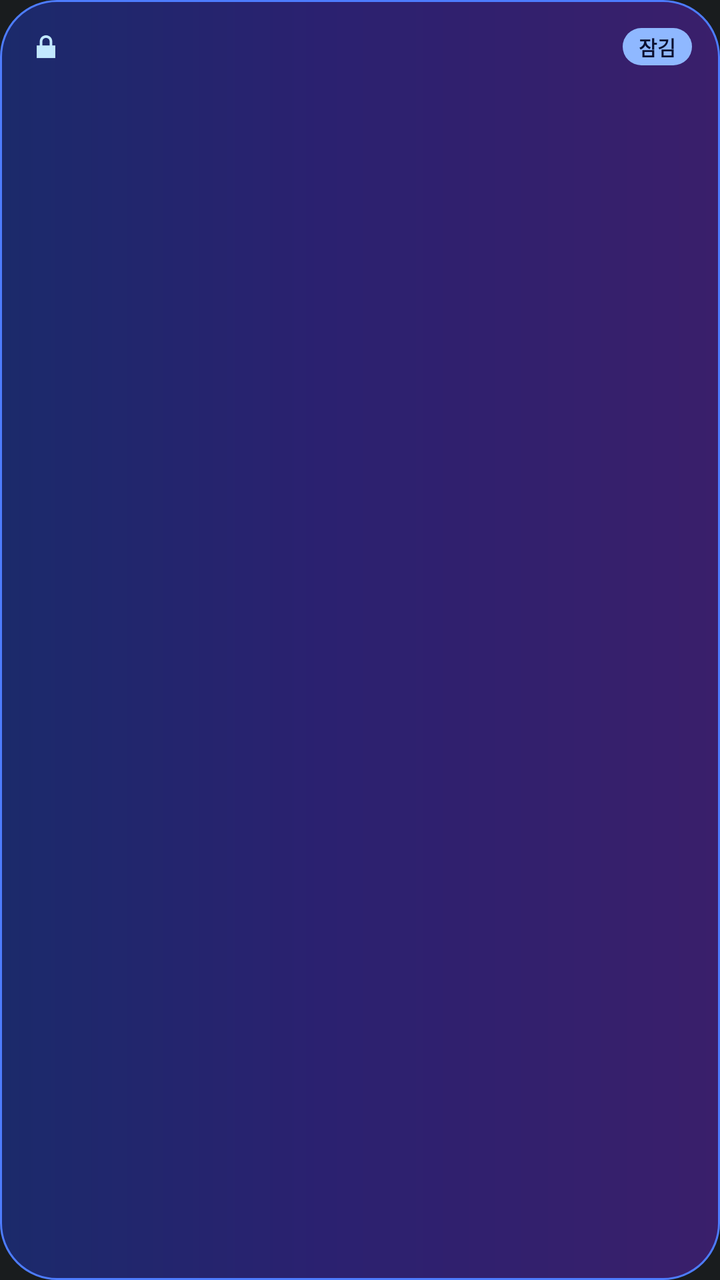
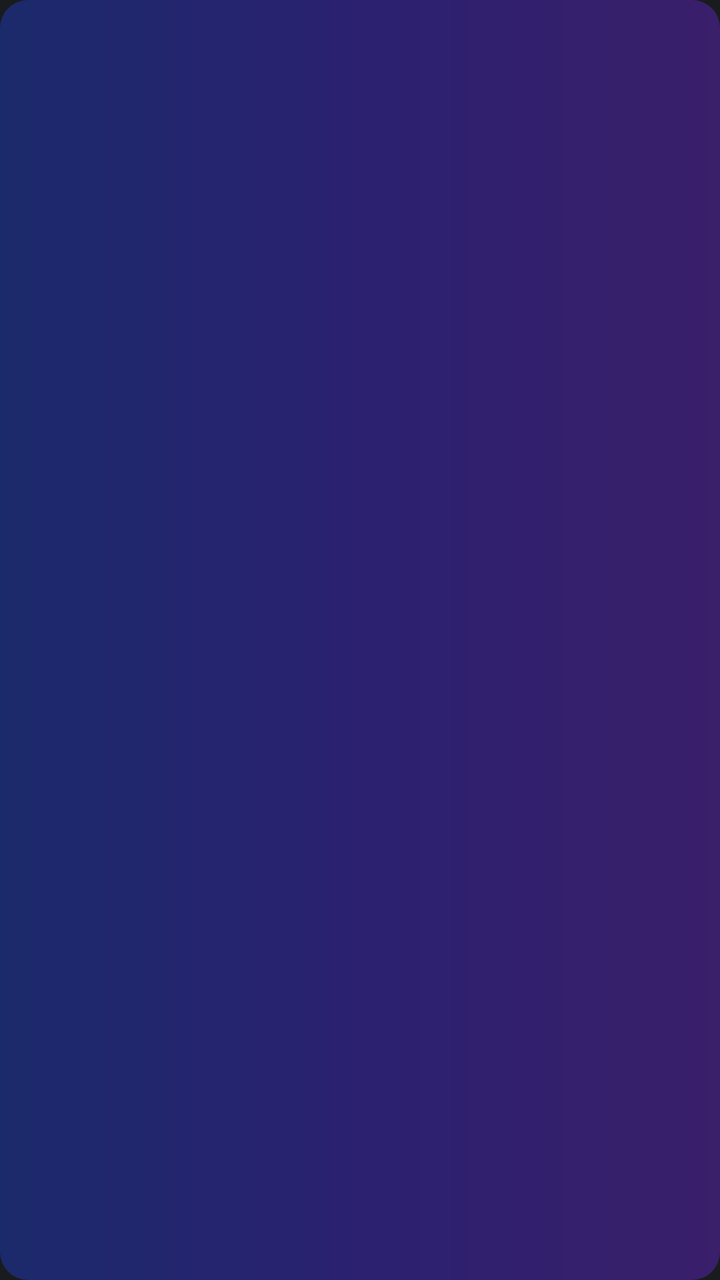

Before-and-after screenshots of an Android layout around one commit, followed by the original layout XML and the change that was made.
<!-- AndroidManifest.xml: application theme Theme.MyApplication -->
<!-- res/layout/notify_highlight.xml -->
<?xml version="1.0" encoding="utf-8"?>
<LinearLayout xmlns:android="http://schemas.android.com/apk/res/android"
    android:id="@+id/highlight_root"
    android:layout_width="match_parent"
    android:layout_height="wrap_content"
    android:orientation="vertical"
    android:background="@drawable/notify_highlight_bg"
    android:padding="14dp">

    <LinearLayout
        android:layout_width="match_parent"
        android:layout_height="wrap_content"
        android:orientation="horizontal"
        android:gravity="center_vertical">

        <ImageView
            android:id="@+id/highlight_icon"
            android:layout_width="18dp"
            android:layout_height="18dp"
            android:src="@android:drawable/ic_lock_lock" />

        <TextView
            android:id="@+id/highlight_app"
            android:layout_width="0dp"
            android:layout_height="wrap_content"
            android:layout_weight="1"
            android:layout_marginStart="6dp"
            android:maxLines="1"
            android:textColor="#BFD4FF"
            android:textSize="12sp" />

        <TextView
            android:id="@+id/highlight_badge"
            android:layout_width="wrap_content"
            android:layout_height="wrap_content"
            android:background="@drawable/notify_highlight_badge"
            android:paddingStart="8dp"
            android:paddingEnd="8dp"
            android:paddingTop="2dp"
            android:paddingBottom="2dp"
            android:text="잠김"
            android:textColor="#0B1030"
            android:textSize="10sp"
            android:textStyle="bold" />
    </LinearLayout>

    <TextView
        android:id="@+id/highlight_title"
        android:layout_width="match_parent"
        android:layout_height="wrap_content"
        android:layout_marginTop="8dp"
        android:maxLines="2"
        android:textColor="#FFFFFF"
        android:textSize="14sp"
        android:textStyle="bold" />

    <TextView
        android:id="@+id/highlight_text"
        android:layout_width="match_parent"
        android:layout_height="wrap_content"
        android:layout_marginTop="3dp"
        android:maxLines="3"
        android:textColor="#C9D6FF"
        android:textSize="13sp" />

    <TextView
        android:id="@+id/highlight_summary"
        android:layout_width="match_parent"
        android:layout_height="wrap_content"
        android:layout_marginTop="7dp"
        android:maxLines="3"
        android:textColor="#9FE8FF"
        android:textSize="12sp"
        android:visibility="gone" />
</LinearLayout>
<!-- resources referenced by this layout -->
<resources>
  <!-- drawable notify_highlight_badge (drawable) -->
  <?xml version="1.0" encoding="utf-8"?>
  <shape xmlns:android="http://schemas.android.com/apk/res/android"
      android:shape="rectangle">
      <corners android:radius="10dp" />
      <solid android:color="#8FB8FF" />
  </shape>
  <!-- drawable notify_highlight_bg (drawable) -->
  <?xml version="1.0" encoding="utf-8"?>
  <shape xmlns:android="http://schemas.android.com/apk/res/android"
      android:shape="rectangle">
      <corners android:radius="28dp" />
      <gradient
          android:type="linear"
          android:angle="0"
          android:startColor="#1B2A6B"
          android:centerColor="#2B2170"
          android:endColor="#3A1F6B"
          android:centerX="0.45"
          android:centerY="0.6" />
      <stroke
          android:width="1dp"
          android:color="#4D7CFF" />
  </shape>
  <style name="Theme.MyApplication" parent="android:Theme.DeviceDefault.NoActionBar" />
</resources>

<!-- the commit's change to res/layout/notify_highlight.xml (unified diff, before → after) -->
@@ -4,52 +4,18 @@
     android:layout_width="match_parent"
     android:layout_height="wrap_content"
     android:orientation="vertical"
-    android:background="@drawable/notify_highlight_bg"
-    android:padding="14dp">
-
-    <LinearLayout
-        android:layout_width="match_parent"
-        android:layout_height="wrap_content"
-        android:orientation="horizontal"
-        android:gravity="center_vertical">
-
-        <ImageView
-            android:id="@+id/highlight_icon"
-            android:layout_width="18dp"
-            android:layout_height="18dp"
-            android:src="@android:drawable/ic_lock_lock" />
-
-        <TextView
-            android:id="@+id/highlight_app"
-            android:layout_width="0dp"
-            android:layout_height="wrap_content"
-            android:layout_weight="1"
-            android:layout_marginStart="6dp"
-            android:maxLines="1"
-            android:textColor="#BFD4FF"
-            android:textSize="12sp" />
-
-        <TextView
-            android:id="@+id/highlight_badge"
-            android:layout_width="wrap_content"
-            android:layout_height="wrap_content"
-            android:background="@drawable/notify_highlight_badge"
-            android:paddingStart="8dp"
-            android:paddingEnd="8dp"
-            android:paddingTop="2dp"
-            android:paddingBottom="2dp"
-            android:text="잠김"
-            android:textColor="#0B1030"
-            android:textSize="10sp"
-            android:textStyle="bold" />
-    </LinearLayout>
+    android:background="@drawable/notify_highlight_pill"
+    android:paddingStart="12dp"
+    android:paddingEnd="12dp"
+    android:paddingTop="8dp"
+    android:paddingBottom="8dp">
 
     <TextView
         android:id="@+id/highlight_title"
         android:layout_width="match_parent"
         android:layout_height="wrap_content"
-        android:layout_marginTop="8dp"
-        android:maxLines="2"
+        android:maxLines="1"
+        android:ellipsize="end"
         android:textColor="#FFFFFF"
         android:textSize="14sp"
         android:textStyle="bold" />
@@ -58,18 +24,9 @@
         android:id="@+id/highlight_text"
         android:layout_width="match_parent"
         android:layout_height="wrap_content"
-        android:layout_marginTop="3dp"
-        android:maxLines="3"
+        android:layout_marginTop="1dp"
+        android:maxLines="1"
+        android:ellipsize="end"
         android:textColor="#C9D6FF"
         android:textSize="13sp" />
-
-    <TextView
-        android:id="@+id/highlight_summary"
-        android:layout_width="match_parent"
-        android:layout_height="wrap_content"
-        android:layout_marginTop="7dp"
-        android:maxLines="3"
-        android:textColor="#9FE8FF"
-        android:textSize="12sp"
-        android:visibility="gone" />
 </LinearLayout>
<!-- resource entries referenced after the edit -->
@@ -1,28 +1,16 @@
 <!-- resources referenced by this layout -->
 <resources>
-  <!-- drawable notify_highlight_badge (drawable) -->
+  <!-- drawable notify_highlight_pill (drawable) -->
   <?xml version="1.0" encoding="utf-8"?>
   <shape xmlns:android="http://schemas.android.com/apk/res/android"
       android:shape="rectangle">
-      <corners android:radius="10dp" />
-      <solid android:color="#8FB8FF" />
-  </shape>
-  <!-- drawable notify_highlight_bg (drawable) -->
-  <?xml version="1.0" encoding="utf-8"?>
-  <shape xmlns:android="http://schemas.android.com/apk/res/android"
-      android:shape="rectangle">
-      <corners android:radius="28dp" />
+      <corners android:radius="14dp" />
       <gradient
           android:type="linear"
           android:angle="0"
           android:startColor="#1B2A6B"
           android:centerColor="#2B2170"
-          android:endColor="#3A1F6B"
-          android:centerX="0.45"
-          android:centerY="0.6" />
-      <stroke
-          android:width="1dp"
-          android:color="#4D7CFF" />
+          android:endColor="#3A1F6B" />
   </shape>
   <style name="Theme.MyApplication" parent="android:Theme.DeviceDefault.NoActionBar" />
 </resources>
